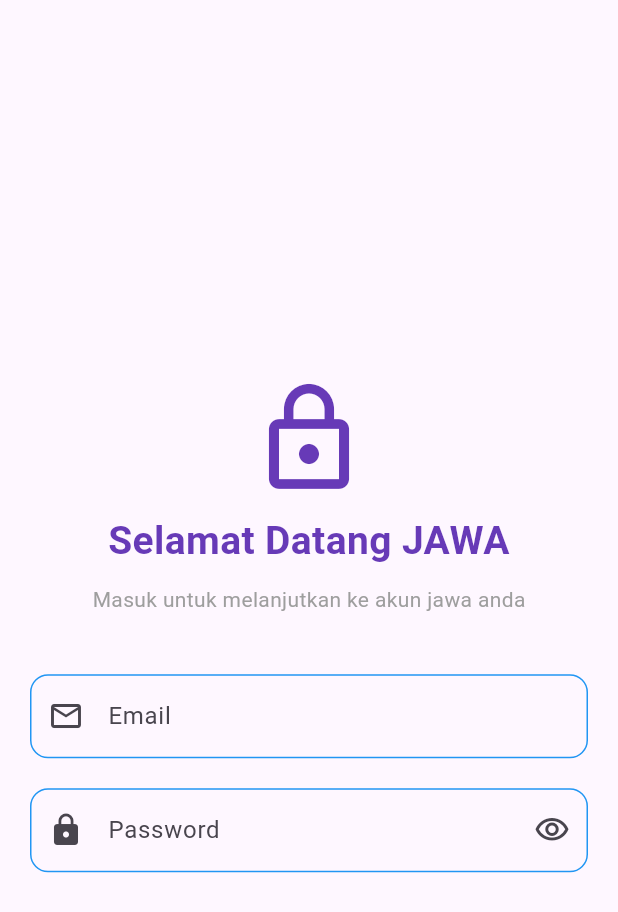
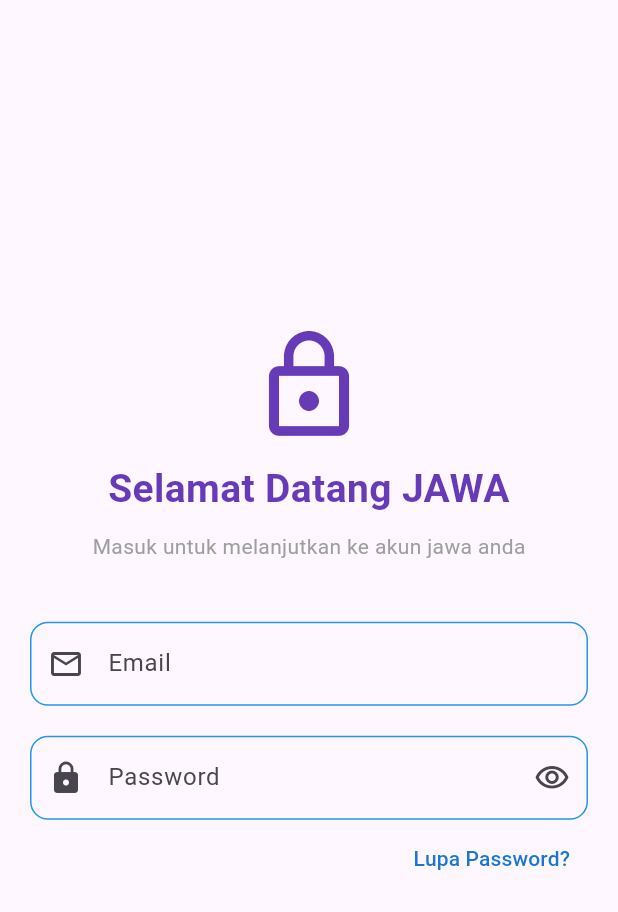
Before and after one commit to IhzaAnasrulloh/KB1179-1123150007-uts, a Flutter app: the login screen opened directly, on a phone screen of 412 x 824 dp. Shown: the top 912 px of the screen. Run offline on Flutter 3.47's test engine with Material 3 defaults, Android fonts, the phone set to English and light mode, and no system bars.

Commit message:
menambahkan lupa password

```diff
--- a/lib/Login Page/login.dart
+++ b/lib/Login Page/login.dart
@@ -81,6 +81,18 @@ class login extends StatelessWidget {
                     ),
                   ),
                 ),
+                const SizedBox(height: 2,),
+              Align(
+                  alignment: Alignment.centerRight,
+                  child: TextButton(
+                  onPressed: () {},
+                  child: Text(
+                  'Lupa Password?',
+                  style: TextStyle(color: Colors.blue[700], fontSize: 14),
+                  ),
+                  ),
+                  ),
+                 SizedBox(height: 20,),
             ],
           ),
         ),
```
